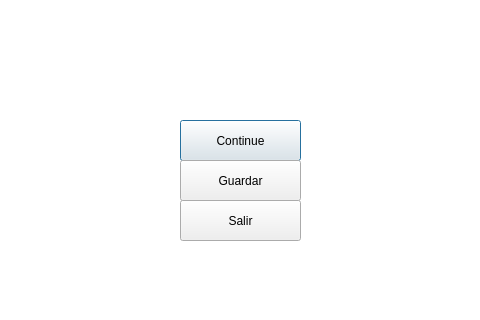
First picture: the form in Juego_Final01/iniciar_juego.ui, repository JuanCarlosMedinaMorales/Juego_final, before the edit; both pictures show x 320 to 800 and y 90 to 410 of the 1136 by 700 pixel window.
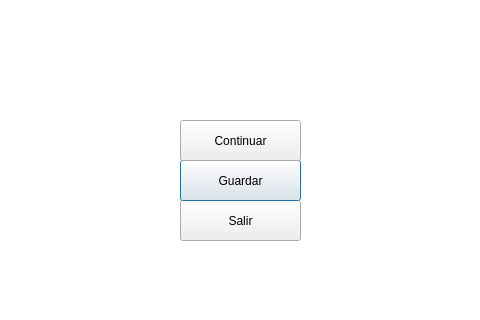
Second picture: the form after the edit. Icons and pictures are not drawn.

Diff of the .ui file:
```diff
--- a/Juego_Final01/iniciar_juego.ui
+++ b/Juego_Final01/iniciar_juego.ui
@@ -55,22 +55,6 @@
     <string/>
    </property>
   </widget>
-  <widget class="QPushButton" name="pushButton">
-   <property name="geometry">
-    <rect>
-     <x>500</x>
-     <y>210</y>
-     <width>121</width>
-     <height>41</height>
-    </rect>
-   </property>
-   <property name="layoutDirection">
-    <enum>Qt::RightToLeft</enum>
-   </property>
-   <property name="text">
-    <string>Continue</string>
-   </property>
-  </widget>
   <widget class="QPushButton" name="pushButton_2">
    <property name="geometry">
     <rect>
@@ -326,6 +310,72 @@
     <string>Salir</string>
    </property>
   </widget>
+  <widget class="QPushButton" name="pushButton_7">
+   <property name="geometry">
+    <rect>
+     <x>500</x>
+     <y>210</y>
+     <width>121</width>
+     <height>41</height>
+    </rect>
+   </property>
+   <property name="text">
+    <string>Continuar</string>
+   </property>
+  </widget>
+  <widget class="QLabel" name="label_8">
+   <property name="geometry">
+    <rect>
+     <x>0</x>
+     <y>0</y>
+     <width>1136</width>
+     <height>700</height>
+    </rect>
+   </property>
+   <property name="styleSheet">
+    <string notr="true">border-image: url(:/ganador.png);</string>
+   </property>
+   <property name="text">
+    <string/>
+   </property>
+  </widget>
+  <widget class="QLabel" name="label_9">
+   <property name="geometry">
+    <rect>
+     <x>0</x>
+     <y>0</y>
+     <width>1136</width>
+     <height>700</height>
+    </rect>
+   </property>
+   <property name="styleSheet">
+    <string notr="true">border-image: url(:/ready.png);</string>
+   </property>
+   <property name="text">
+    <string/>
+   </property>
+  </widget>
+  <zorder>graphicsView</zorder>
+  <zorder>label</zorder>
+  <zorder>label_2</zorder>
+  <zorder>pushButton_3</zorder>
+  <zorder>lcdNumber</zorder>
+  <zorder>progressBar</zorder>
+  <zorder>progressBar_2</zorder>
+  <zorder>progressBar_3</zorder>
+  <zorder>progressBar_4</zorder>
+  <zorder>pushButton_4</zorder>
+  <zorder>label_3</zorder>
+  <zorder>label_4</zorder>
+  <zorder>label_5</zorder>
+  <zorder>label_6</zorder>
+  <zorder>label_7</zorder>
+  <zorder>pushButton_5</zorder>
+  <zorder>pushButton_6</zorder>
+  <zorder>pushButton_2</zorder>
+  <zorder>pushButton_7</zorder>
+  <zorder>label_8</zorder>
+  <zorder>label_9</zorder>
  </widget>
  <resources/>
  <connections/>
```
Left out of the diff: 3 changed lines with no effect on the pictures.
